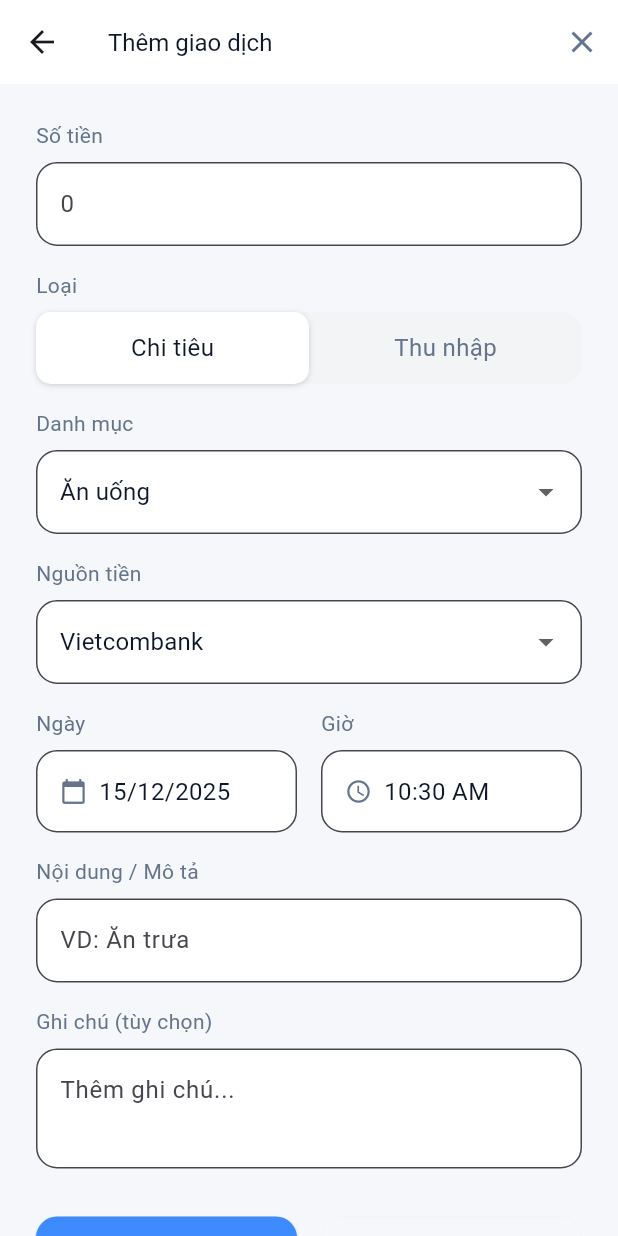
After one commit to huynq2004/FinPal, a Flutter app: the _ManualTransactionForm screen opened directly, on a phone screen of 412 x 824 dp. The commit adds this screen. Run offline on Flutter 3.47's test engine with Material 3 defaults, Android fonts, the phone set to English and light mode, and no system bars; our stand-ins replace sqflite; accounts and stored records are empty; Roboto replaces fonts that are missing (Arimo).

Commit message:
[Feature] Add manual transaction UI (#11)
* [feat] S1-B1 Thiết kế UI màn Thêm giao dịch (Manual Transaction)

* [feat] S1-B3-4- Implement TransactionRepository CRUD

* [fix] Update formattedTime method and correct widget test app ref

* [fix] màn hình thêm dấu + ở dashboard

* [test] tạm thời sửa categ để test

```diff
--- /dev/null
+++ b/lib/ui/screens/manual_transaction_screen.dart
@@ -0,0 +1,351 @@
+import 'package:flutter/material.dart';
+import 'package:provider/provider.dart';
+import 'package:finpal/ui/viewmodels/manual_transaction_viewmodel.dart';
+
+class ManualTransactionScreen extends StatelessWidget {
+	const ManualTransactionScreen({super.key});
+
+	@override
+	Widget build(BuildContext context) {
+		return ChangeNotifierProvider(
+			create: (_) => ManualTransactionViewModel(),
+			child: const _ManualTransactionForm(),
+		);
+	}
+}
+
+class _ManualTransactionForm extends StatefulWidget {
+	const _ManualTransactionForm();
+
+	@override
+	State<_ManualTransactionForm> createState() => _ManualTransactionFormState();
+}
+
+class _ManualTransactionFormState extends State<_ManualTransactionForm> {
+	final _formKey = GlobalKey<FormState>();
+	final _amountController = TextEditingController();
+	final _descriptionController = TextEditingController();
+	final _noteController = TextEditingController();
+
+	final List<String> _categories = [
+		'Ăn uống', 'Mua sắm', 'Di chuyển', 'Hóa đơn', 'Giải trí', 'Lương', 'Khác'
+	];
+	final List<String> _sources = [
+		'Vietcombank', 'Techcombank', 'ACB', 'VPBank', 'MB Bank', 'Tiền mặt'
+	];
+
+	@override
+	void dispose() {
+		_amountController.dispose();
+		_descriptionController.dispose();
+		_noteController.dispose();
+		super.dispose();
+	}
+
+	Future<void> _pickDate(BuildContext context, ManualTransactionViewModel viewModel) async {
+		final picked = await showDatePicker(
+			context: context,
+			initialDate: viewModel.date,
+			firstDate: DateTime(2000),
+			lastDate: DateTime(2100),
+		);
+		if (picked != null) viewModel.setDate(picked);
+	}
+
+	Future<void> _pickTime(BuildContext context, ManualTransactionViewModel viewModel) async {
+		final picked = await showTimePicker(
+			context: context,
+			initialTime: viewModel.time,
+		);
+		if (picked != null) viewModel.setTime(picked);
+	}
+
+	@override
+	Widget build(BuildContext context) {
+		return Consumer<ManualTransactionViewModel>(
+			builder: (context, viewModel, _) {
+				return Scaffold(
+					backgroundColor: const Color(0xFFF5F7FA),
+					appBar: AppBar(
+						backgroundColor: Colors.white,
+						elevation: 0,
+						title: const Text('Thêm giao dịch', style: TextStyle(color: Color(0xFF0F172A), fontSize: 16, fontFamily: 'Arimo', fontWeight: FontWeight.w400)),
+						centerTitle: false,
+						actions: [IconButton(icon: const Icon(Icons.close, color: Color(0xFF64748B)), onPressed: () => Navigator.of(context).pop())],
+					),
+					body: SingleChildScrollView(
+						child: Padding(
+							padding: const EdgeInsets.symmetric(horizontal: 24, vertical: 16),
+							child: Form(
+								key: _formKey,
+								child: Column(
+									crossAxisAlignment: CrossAxisAlignment.start,
+									children: [
+										const SizedBox(height: 8),
+										Text('Số tiền', style: TextStyle(color: Color(0xFF64748B), fontSize: 14, fontFamily: 'Arimo', fontWeight: FontWeight.w400)),
+										const SizedBox(height: 8),
+										TextFormField(
+																				controller: _amountController,
+																				keyboardType: TextInputType.number,
+																				decoration: InputDecoration(
+																					hintText: '0',
+																					suffixText: '₫',
+																					filled: true,
+																					fillColor: Colors.white,
+																					border: OutlineInputBorder(
+																						borderRadius: BorderRadius.circular(14),
+																						borderSide: const BorderSide(color: Color(0xFFE5E7EB), width: 0.67),
+																					),
+																				),
+																				onChanged: (value) {
+																					final v = int.tryParse(value);
+																					if (v != null) viewModel.setAmount(v);
+																				},
+																				validator: (value) {
+																					final v = int.tryParse(value ?? '');
+																					if (v == null || v <= 0) return 'Số tiền phải > 0';
+																					return null;
+																				},
+								),
+								const SizedBox(height: 16),
+																		Text('Loại', style: TextStyle(color: Color(0xFF64748B), fontSize: 14, fontFamily: 'Arimo', fontWeight: FontWeight.w400)),
+																		const SizedBox(height: 8),
+																		Container(
+																			decoration: BoxDecoration(color: const Color(0xFFF3F4F6), borderRadius: BorderRadius.circular(14)),
+																			child: Row(
+																				children: [
+																					Expanded(
+																						child: GestureDetector(
+																							onTap: () => viewModel.setType('Chi tiêu'),
+																							child: Container(
+																								height: 48,
+																								decoration: BoxDecoration(
+																									color: viewModel.type == 'Chi tiêu' ? Colors.white : Colors.transparent,
+																									borderRadius: BorderRadius.circular(10),
+																									boxShadow: viewModel.type == 'Chi tiêu' ? [
+																										BoxShadow(color: Color(0x19000000), blurRadius: 2, offset: Offset(0, 1), spreadRadius: -1),
+																										BoxShadow(color: Color(0x19000000), blurRadius: 3, offset: Offset(0, 1), spreadRadius: 0)
+																									] : [],
+																								),
+																								alignment: Alignment.center,
+																								child: Text('Chi tiêu', style: TextStyle(color: viewModel.type == 'Chi tiêu' ? Color(0xFF0F172A) : Color(0xFF64748B), fontSize: 16, fontFamily: 'Arimo', fontWeight: FontWeight.w400)),
+																							),
+																						),
+																					),
+																					Expanded(
+																						child: GestureDetector(
+																							onTap: () => viewModel.setType('Thu nhập'),
+																							child: Container(
+																								height: 48,
+																								decoration: BoxDecoration(
+																									color: viewModel.type == 'Thu nhập' ? Colors.white : Colors.transparent,
+																									borderRadius: BorderRadius.circular(10),
+																									boxShadow: viewModel.type == 'Thu nhập' ? [
+																										BoxShadow(color: Color(0x19000000), blurRadius: 2, offset: Offset(0, 1), spreadRadius: -1),
+																										BoxShadow(color: Color(0x19000000), blurRadius: 3, offset: Offset(0, 1), spreadRadius: 0)
+																									] : [],
+																								),
+																								alignment: Alignment.center,
+																								child: Text('Thu nhập', style: TextStyle(color: viewModel.type == 'Thu nhập' ? Color(0xFF0F172A) : Color(0xFF64748B), fontSize: 16, fontFamily: 'Arimo', fontWeight: FontWeight.w400)),
+																							),
+																						),
+																					),
+																				],
+																			),
+																		),
+								const SizedBox(height: 16),
+								Text('Danh mục', style: TextStyle(color: Color(0xFF64748B), fontSize: 14, fontFamily: 'Arimo', fontWeight: FontWeight.w400)),
+								const SizedBox(height: 8),
+																		DropdownButtonFormField<String>(
+																			value: viewModel.category,
+																			items: _categories.map((c) => DropdownMenuItem(value: c, child: Text(c, style: TextStyle(color: Color(0xFF0F172A), fontSize: 16, fontFamily: 'Arimo', fontWeight: FontWeight.w400)))).toList(),
+																			onChanged: (v) => viewModel.setCategory(v ?? viewModel.category),
+																			decoration: InputDecoration(
+																				filled: true,
+																				fillColor: Colors.white,
+																				border: OutlineInputBorder(
+																					borderRadius: BorderRadius.circular(14),
+																					borderSide: const BorderSide(color: Color(0xFFE5E7EB), width: 0.67),
+																				),
+																			),
+																		),
+								const SizedBox(height: 16),
+								Text('Nguồn tiền', style: TextStyle(color: Color(0xFF64748B), fontSize: 14, fontFamily: 'Arimo', fontWeight: FontWeight.w400)),
+								const SizedBox(height: 8),
+																		DropdownButtonFormField<String>(
+																			value: viewModel.source,
+																			items: _sources.map((s) => DropdownMenuItem(value: s, child: Text(s, style: TextStyle(color: Color(0xFF0F172A), fontSize: 16, fontFamily: 'Arimo', fontWeight: FontWeight.w400)))).toList(),
+																			onChanged: (v) => viewModel.setSource(v ?? viewModel.source),
+																			decoration: InputDecoration(
+																				filled: true,
+																				fillColor: Colors.white,
+																				border: OutlineInputBorder(
+																					borderRadius: BorderRadius.circular(14),
+																					borderSide: const BorderSide(color: Color(0xFFE5E7EB), width: 0.67),
+																				),
+																			),
+																		),
+								const SizedBox(height: 16),
+								Row(
+									children: [
+										Expanded(
+											child: Column(
+												crossAxisAlignment: CrossAxisAlignment.start,
+												children: [
+													Text('Ngày', style: TextStyle(color: Color(0xFF64748B), fontSize: 14, fontFamily: 'Arimo', fontWeight: FontWeight.w400)),
+													const SizedBox(height: 8),
+																							InkWell(
+																								onTap: () => _pickDate(context, viewModel),
+																								child: InputDecorator(
+																									decoration: InputDecoration(
+																										filled: true,
+																										fillColor: Colors.white,
+																										border: OutlineInputBorder(
+																											borderRadius: BorderRadius.circular(14),
+																											borderSide: const BorderSide(color: Color(0xFFE5E7EB), width: 0.67),
+																										),
+																									),
+																									child: Row(
+																										children: [
+																											Icon(Icons.calendar_today, size: 18, color: Color(0xFF64748B)),
+																											const SizedBox(width: 8),
+																											Text('${viewModel.date.day}/${viewModel.date.month}/${viewModel.date.year}', style: TextStyle(color: Color(0xFF0F172A), fontSize: 16)),
+																										],
+																									),
+																								),
+																							),
+												],
+											),
+										),
+										const SizedBox(width: 16),
+										Expanded(
+											child: Column(
+												crossAxisAlignment: CrossAxisAlignment.start,
+												children: [
+													Text('Giờ', style: TextStyle(color: Color(0xFF64748B), fontSize: 14, fontFamily: 'Arimo', fontWeight: FontWeight.w400)),
+													const SizedBox(height: 8),
+																							InkWell(
+																								onTap: () => _pickTime(context, viewModel),
+																								child: InputDecorator(
+																									decoration: InputDecoration(
+																										filled: true,
+																										fillColor: Colors.white,
+																										border: OutlineInputBorder(
+																											borderRadius: BorderRadius.circular(14),
+																											borderSide: const BorderSide(color: Color(0xFFE5E7EB), width: 0.67),
+																										),
+																									),
+																									child: Row(
+																										children: [
+																											Icon(Icons.access_time, size: 18, color: Color(0xFF64748B)),
+																											const SizedBox(width: 8),
+																											Text(viewModel.time.format(context), style: TextStyle(color: Color(0xFF0F172A), fontSize: 16)),
+																										],
+																									),
+																								),
+																							),
+												],
+											),
+										),
+									],
+								),
+								const SizedBox(height: 16),
+								Text('Nội dung / Mô tả', style: TextStyle(color: Color(0xFF64748B), fontSize: 14, fontFamily: 'Arimo', fontWeight: FontWeight.w400)),
+								const SizedBox(height: 8),
+																		TextFormField(
+																			controller: _descriptionController,
+																			decoration: InputDecoration(
+																				hintText: 'VD: Ăn trưa',
+																				filled: true,
+																				fillColor: Colors.white,
+																				border: OutlineInputBorder(
+																					borderRadius: BorderRadius.circular(14),
+																					borderSide: const BorderSide(color: Color(0xFFE5E7EB), width: 0.67),
+																				),
+																			),
+																			onChanged: viewModel.setDescription,
+																			validator: (value) {
+																				if (value == null || value.isEmpty) return 'Nhập nội dung';
+																				return null;
+																			},
+																		),
+								const SizedBox(height: 16),
+								Text('Ghi chú (tùy chọn)', style: TextStyle(color: Color(0xFF64748B), fontSize: 14, fontFamily: 'Arimo', fontWeight: FontWeight.w400)),
+								const SizedBox(height: 8),
+																		TextFormField(
+																			controller: _noteController,
+																			decoration: InputDecoration(
+																				hintText: 'Thêm ghi chú...',
+																				filled: true,
+																				fillColor: Colors.white,
+																				border: OutlineInputBorder(
+																					borderRadius: BorderRadius.circular(14),
+																					borderSide: const BorderSide(color: Color(0xFFE5E7EB), width: 0.67),
+																				),
+																			),
+																			maxLines: 2,
+																			onChanged: viewModel.setNote,
+																		),
+								const SizedBox(height: 32),
+																		Row(
+																			children: [
+																				Expanded(
+																					child: ElevatedButton(
+																						style: ElevatedButton.styleFrom(
+																							padding: const EdgeInsets.symmetric(vertical: 16),
+																							shape: RoundedRectangleBorder(borderRadius: BorderRadius.circular(14)),
+																							backgroundColor: const Color(0xFF3E8AFF),
+																							foregroundColor: Colors.white,
+																							textStyle: const TextStyle(fontSize: 16, fontFamily: 'Arimo', fontWeight: FontWeight.w400),
+																						),
+																						onPressed: () async {
+																							if (_formKey.currentState?.validate() ?? false) {
+																								try {
+																									await viewModel.saveTransaction();
+																									if (mounted) {
+																										ScaffoldMessenger.of(context).showSnackBar(
+																											const SnackBar(content: Text('Đã lưu giao dịch thành công!')),
+																										);
+																										Navigator.of(context).pop();
+																									}
+																								} catch (e) {
+																									if (mounted) {
+																										ScaffoldMessenger.of(context).showSnackBar(
+																											SnackBar(
+																												content: Text(viewModel.errorMessage ?? 'Có lỗi xảy ra khi lưu giao dịch'),
+																												backgroundColor: Colors.red,
+																											),
+																										);
+																									}
+																								}
+																							}
+																						},
+																						child: const Text('Lưu'),
+																					),
+																				),
+																				const SizedBox(width: 16),
+																				Expanded(
+																					child: OutlinedButton(
+																						style: OutlinedButton.styleFrom(
+																							padding: const EdgeInsets.symmetric(vertical: 16),
+																							shape: RoundedRectangleBorder(borderRadius: BorderRadius.circular(14)),
+																							side: const BorderSide(color: Color(0xFFF2F4F6), width: 0.67),
+																							foregroundColor: Color(0xFF64748B),
+																							textStyle: const TextStyle(fontSize: 16, fontFamily: 'Arimo', fontWeight: FontWeight.w400),
+																						),
+																						onPressed: () => Navigator.of(context).pop(),
+																						child: const Text('Hủy'),
+																					),
+																				),
+																			],
+																		),
+							],
+						),
+					),
+				),
+			),
+		);
+			},
+		);
+	}
+}
--- /dev/null
+++ b/lib/ui/viewmodels/manual_transaction_viewmodel.dart
@@ -0,0 +1,93 @@
+import 'package:flutter/material.dart';
+
+import 'package:finpal/domain/models/transaction.dart';
+import 'package:finpal/data/repositories/transaction_repository.dart';
+import 'package:finpal/data/db/database_provider.dart';
+import 'package:intl/intl.dart';
+
+class ManualTransactionViewModel extends ChangeNotifier {
+    String? errorMessage;
+    Future<void> saveTransaction() async {
+      try {
+        errorMessage = null;
+        final repo = TransactionRepository(DatabaseProvider.instance);
+        final transaction = Transaction(
+          amount: amount,
+          type: type == 'Chi tiêu' ? 'expense' : 'income',
+          categoryName: category,
+          bank: source,
+          createdAt: DateTime(
+            date.year,
+            date.month,
+            date.day,
+            time.hour,
+            time.minute,
+          ),
+          note: note.isNotEmpty ? note : null,
+        );
+        await repo.insertTransaction(transaction);
+      } catch (e) {
+        errorMessage = e.toString();
+        rethrow;
+      }
+    }
+  int amount = 0;
+  String type = 'Chi tiêu';
+  String category = 'Ăn uống';
+  String source = 'Vietcombank';
+  DateTime date = DateTime.now();
+  TimeOfDay time = TimeOfDay.now();
+  String description = '';
+  String note = '';
+
+  void setAmount(int value) {
+    amount = value;
+    notifyListeners();
+  }
+
+  void setType(String value) {
+    type = value;
+    notifyListeners();
+  }
+
+  void setCategory(String value) {
+    category = value;
+    notifyListeners();
+  }
+
+  void setSource(String value) {
+    source = value;
+    notifyListeners();
+  }
+
+  void setDate(DateTime value) {
+    date = value;
+    notifyListeners();
+  }
+
+  void setTime(TimeOfDay value) {
+    time = value;
+    notifyListeners();
+  }
+
+  void setDescription(String value) {
+    description = value;
+    notifyListeners();
+  }
+
+  void setNote(String value) {
+    note = value;
+    notifyListeners();
+  }
+
+  DateTime get fullDateTime => DateTime(
+        date.year,
+        date.month,
+        date.day,
+        time.hour,
+        time.minute,
+      );
+
+  String get formattedDate => DateFormat('dd/MM/yyyy').format(date);
+  String get formattedTime => '${time.hour.toString().padLeft(2, '0')}:${time.minute.toString().padLeft(2, '0')}';
+}
```
Also changed, not shown: lib/data/repositories/categories_repository.dart (added, +26 -0 lines), lib/data/repositories/transaction_repository.dart (added, +136 -0 lines), lib/domain/models/transaction.dart (+44 -0 lines), lib/ui/screens/dashboard_screen.dart (+11 -0 lines), 1 other file.
